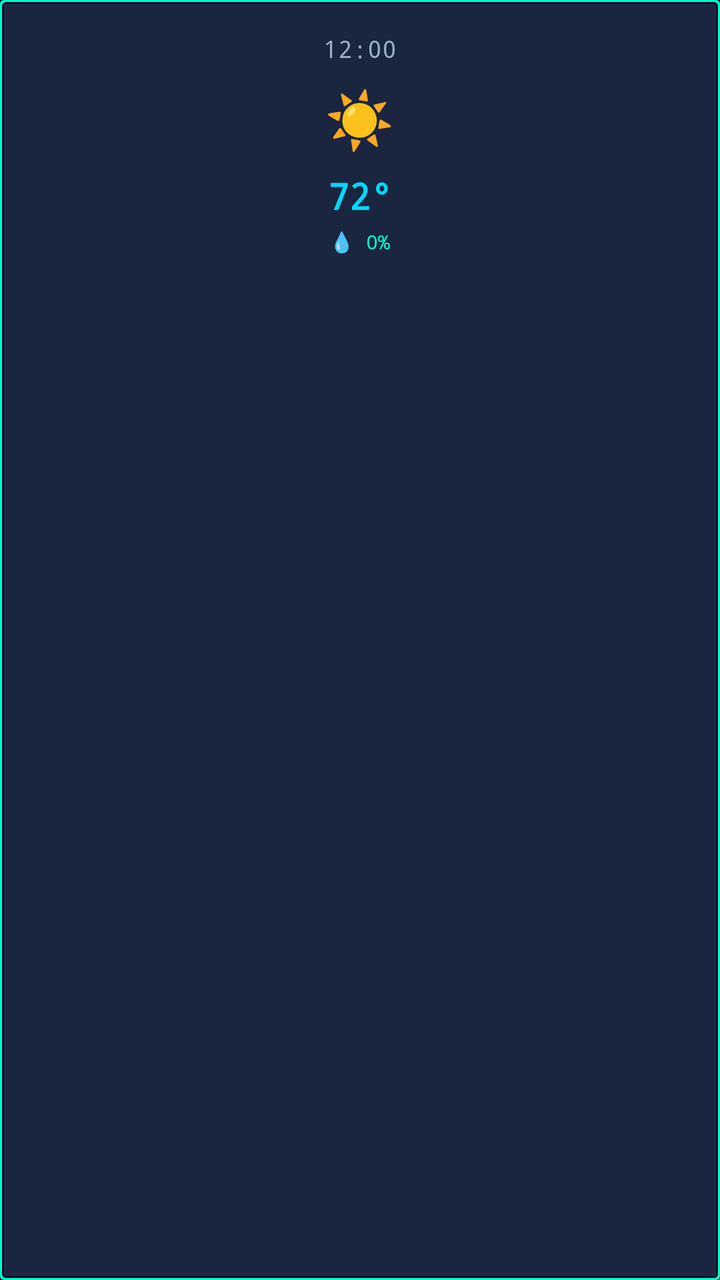
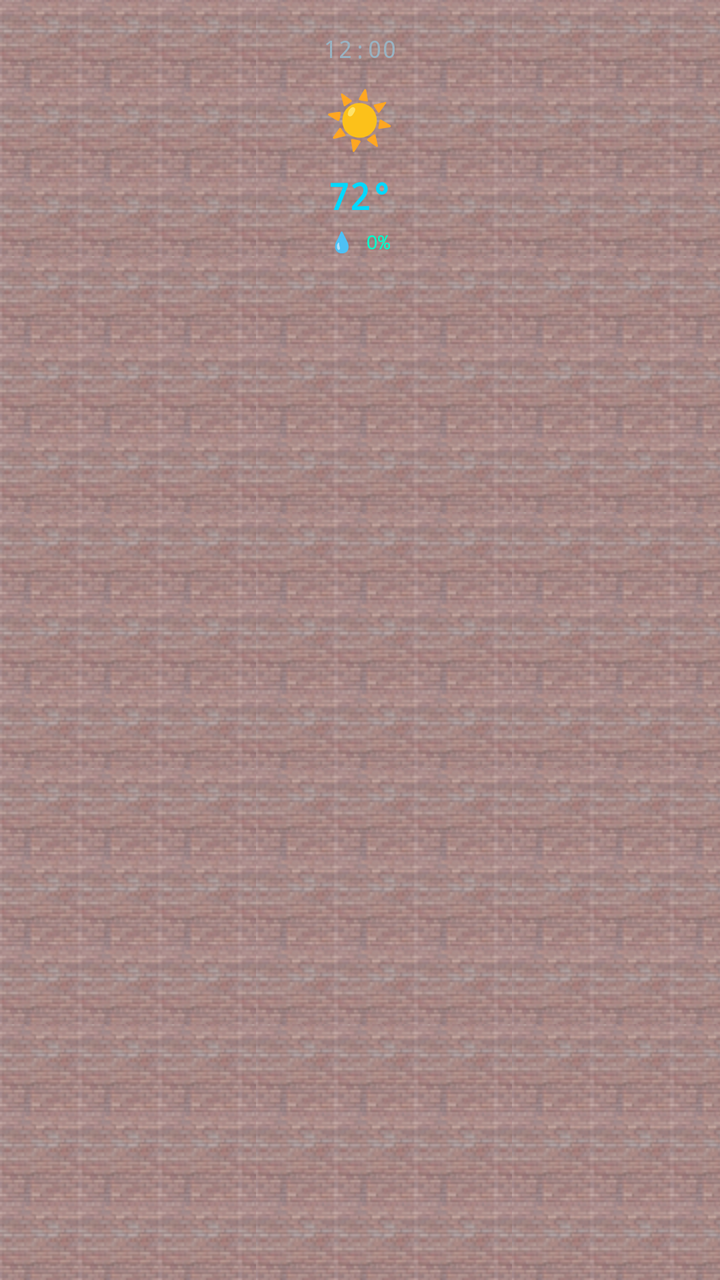

An Android layout rendered at two revisions. The XML below is the earlier revision; the diff shows what the commit changed to produce the second picture.
<!-- AndroidManifest.xml: application theme Theme.SimWeather -->
<!-- res/layout/item_hourly_forecast.xml -->
<?xml version="1.0" encoding="utf-8"?>
<LinearLayout xmlns:android="http://schemas.android.com/apk/res/android"
    android:layout_width="100dp"
    android:layout_height="wrap_content"
    android:layout_marginEnd="12dp"
    android:background="@drawable/sc3k_panel_elevated"
    android:orientation="vertical">

    <LinearLayout
        android:layout_width="match_parent"
        android:layout_height="wrap_content"
        android:gravity="center_horizontal"
        android:orientation="vertical"
        android:padding="16dp">

        <TextView
            android:id="@+id/tvHourTime"
            android:layout_width="wrap_content"
            android:layout_height="wrap_content"
            android:fontFamily="monospace"
            android:text="12:00"
            android:textColor="@color/sim_text_secondary"
            android:textSize="12sp" />

        <TextView
            android:id="@+id/tvHourCondition"
            android:layout_width="wrap_content"
            android:layout_height="wrap_content"
            android:layout_marginTop="8dp"
            android:fontFamily="monospace"
            android:text="☀"
            android:textColor="@color/sim_yellow"
            android:textSize="28sp" />

        <TextView
            android:id="@+id/tvHourTemp"
            android:layout_width="wrap_content"
            android:layout_height="wrap_content"
            android:layout_marginTop="8dp"
            android:fontFamily="monospace"
            android:text="72°"
            android:textColor="@color/sim_teal_primary"
            android:textSize="18sp"
            android:textStyle="bold" />

        <TextView
            android:id="@+id/tvHourRain"
            android:layout_width="wrap_content"
            android:layout_height="wrap_content"
            android:layout_marginTop="4dp"
            android:fontFamily="monospace"
            android:text="💧 0%"
            android:textColor="@color/sim_cyan_bright"
            android:textSize="10sp" />

    </LinearLayout>

</LinearLayout>
<!-- resources referenced by this layout -->
<resources>
  <color name="sim_cyan_bright">#00FFCC</color>
  <color name="sim_teal_primary">#00D9FF</color>
  <color name="sim_text_secondary">#99B3C2</color>
  <color name="sim_yellow">#FFE600</color>
  <!-- drawable sc3k_panel_elevated (drawable) -->
  <?xml version="1.0" encoding="utf-8"?>
  <layer-list xmlns:android="http://schemas.android.com/apk/res/android">
      
      <item>
          <shape android:shape="rectangle">
              <solid android:color="#00FFCC" />
              <corners android:radius="2dp" />
          </shape>
      </item>
  
      
      <item
          android:left="1dp"
          android:top="1dp"
          android:right="1dp"
          android:bottom="1dp">
          <shape android:shape="rectangle">
              <solid android:color="#0A0E27" />
              <corners android:radius="2dp" />
          </shape>
      </item>
  
      
      <item
          android:left="2dp"
          android:top="2dp"
          android:right="2dp"
          android:bottom="2dp">
          <shape android:shape="rectangle">
              <solid android:color="#1E2749" />
              <corners android:radius="1dp" />
          </shape>
      </item>
  
      
      <item
          android:left="3dp"
          android:top="3dp"
          android:right="3dp"
          android:bottom="3dp">
          <shape android:shape="rectangle">
              <solid android:color="#1A2540" />
              <corners android:radius="1dp" />
          </shape>
      </item>
  </layer-list>
  <style name="Theme.SimWeather" parent="Theme.MaterialComponents.DayNight.NoActionBar">
          
          <item name="colorPrimary">@color/sim_teal_primary</item>
          <item name="colorPrimaryVariant">@color/sim_teal_dark</item>
          <item name="colorOnPrimary">@color/sim_dark_bg</item>
          
          <item name="colorSecondary">@color/sim_cyan_bright</item>
          <item name="colorSecondaryVariant">@color/sim_teal_dark</item>
          <item name="colorOnSecondary">@color/sim_dark_bg</item>
          
          <item name="android:colorBackground">@color/sim_dark_bg</item>
          <item name="colorSurface">@color/sim_dark_surface</item>
          <item name="colorOnSurface">@color/sim_text_primary</item>
          
          <item name="android:statusBarColor">@color/sim_dark_bg</item>
          <item name="android:windowLightStatusBar">false</item>
          
          <item name="android:navigationBarColor">@color/sim_dark_bg</item>
      </style>
  <color name="sim_teal_dark">#0099CC</color>
  <color name="sim_dark_bg">#0A0E27</color>
  <color name="sim_dark_surface">#141B3D</color>
  <color name="sim_text_primary">#E8F4F8</color>
</resources>

<!-- the commit's change to res/layout/item_hourly_forecast.xml (unified diff, before → after) -->
@@ -3,7 +3,7 @@
     android:layout_width="100dp"
     android:layout_height="wrap_content"
     android:layout_marginEnd="12dp"
-    android:background="@drawable/sc3k_panel_elevated"
+    android:background="@drawable/sc3k_brick_bg_tiled"
     android:orientation="vertical">
 
     <LinearLayout
<!-- resource entries referenced after the edit -->
@@ -4,53 +4,11 @@
   <color name="sim_teal_primary">#00D9FF</color>
   <color name="sim_text_secondary">#99B3C2</color>
   <color name="sim_yellow">#FFE600</color>
-  <!-- drawable sc3k_panel_elevated (drawable) -->
+  <!-- drawable sc3k_brick_bg_tiled (drawable) -->
   <?xml version="1.0" encoding="utf-8"?>
-  <layer-list xmlns:android="http://schemas.android.com/apk/res/android">
-      
-      <item>
-          <shape android:shape="rectangle">
-              <solid android:color="#00FFCC" />
-              <corners android:radius="2dp" />
-          </shape>
-      </item>
-  
-      
-      <item
-          android:left="1dp"
-          android:top="1dp"
-          android:right="1dp"
-          android:bottom="1dp">
-          <shape android:shape="rectangle">
-              <solid android:color="#0A0E27" />
-              <corners android:radius="2dp" />
-          </shape>
-      </item>
-  
-      
-      <item
-          android:left="2dp"
-          android:top="2dp"
-          android:right="2dp"
-          android:bottom="2dp">
-          <shape android:shape="rectangle">
-              <solid android:color="#1E2749" />
-              <corners android:radius="1dp" />
-          </shape>
-      </item>
-  
-      
-      <item
-          android:left="3dp"
-          android:top="3dp"
-          android:right="3dp"
-          android:bottom="3dp">
-          <shape android:shape="rectangle">
-              <solid android:color="#1A2540" />
-              <corners android:radius="1dp" />
-          </shape>
-      </item>
-  </layer-list>
+  <bitmap xmlns:android="http://schemas.android.com/apk/res/android"
+      android:src="@drawable/sc3k_brick_bg"
+      android:tileMode="repeat" />
   <style name="Theme.SimWeather" parent="Theme.MaterialComponents.DayNight.NoActionBar">
           
           <item name="colorPrimary">@color/sim_teal_primary</item>
@@ -70,6 +28,7 @@
           
           <item name="android:navigationBarColor">@color/sim_dark_bg</item>
       </style>
+  <!-- drawable sc3k_brick_bg: png bitmap (drawable, 4092 bytes) -->
   <color name="sim_teal_dark">#0099CC</color>
   <color name="sim_dark_bg">#0A0E27</color>
   <color name="sim_dark_surface">#141B3D</color>
